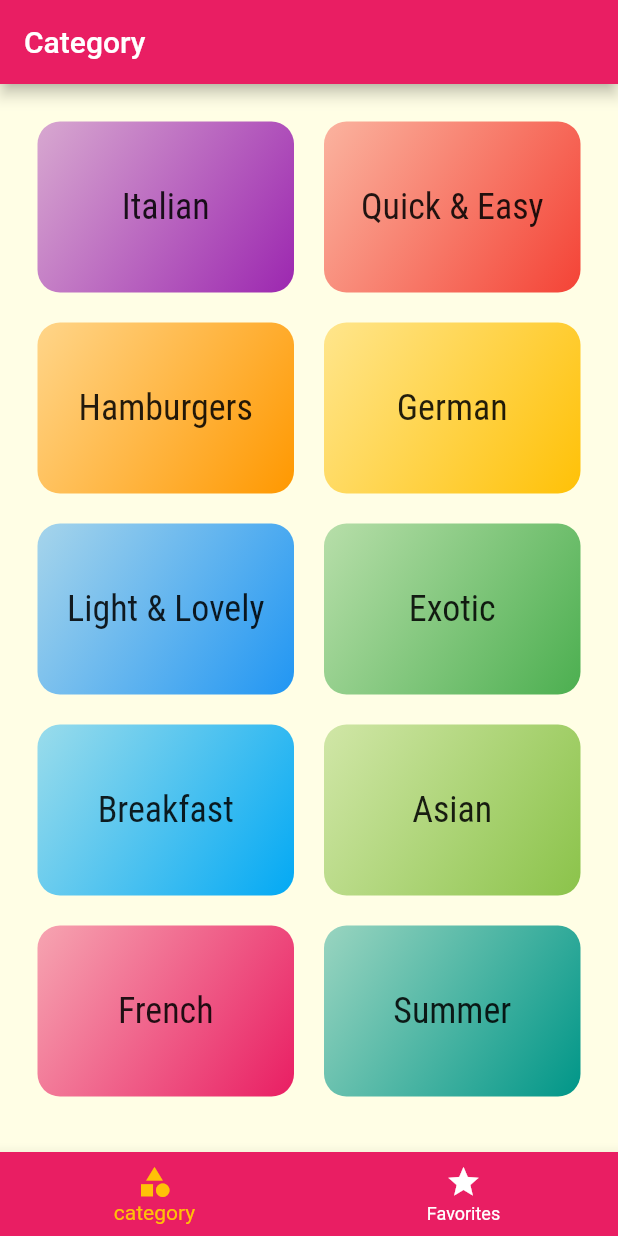
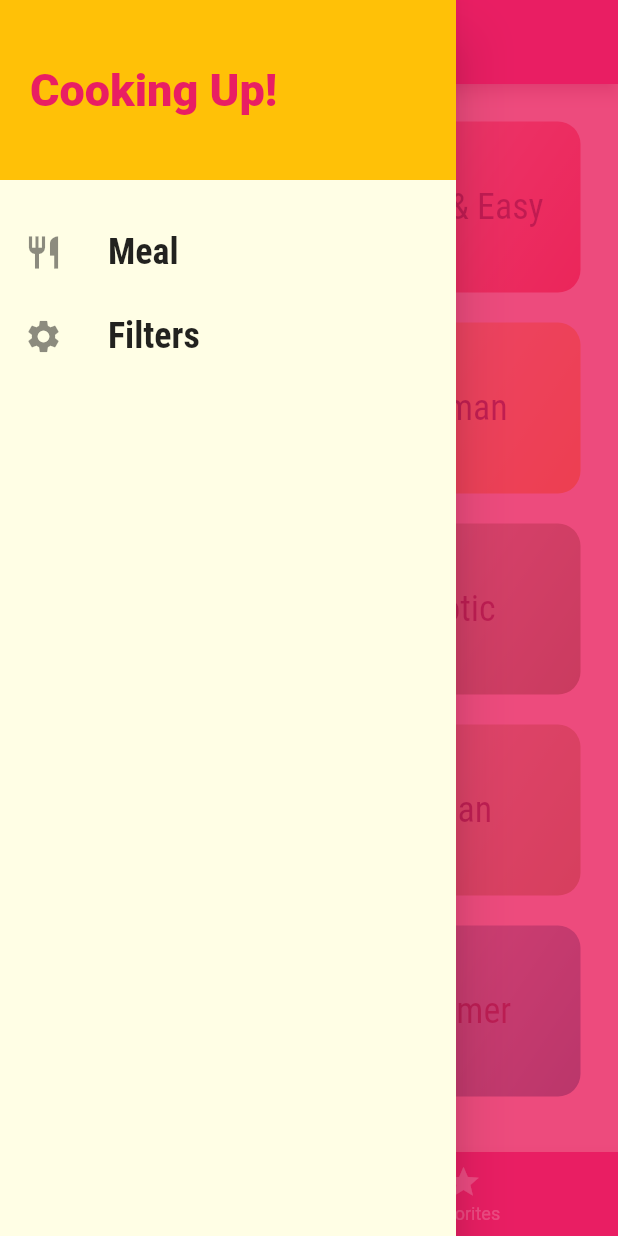
Before and after one commit to zakiabuqaoud/MealApp, a Flutter app: the screen it shows after launch, with the side drawer open (before the commit the screen has no drawer), on a phone screen of 412 x 824 dp. Run offline on Flutter 3.47's test engine with Material 2 defaults, Android fonts, the phone set to English and light mode, and no system bars.

Commit message:
make Drawer 11

```diff
--- a/lib/main.dart
+++ b/lib/main.dart
@@ -1,5 +1,6 @@
 import 'package:flutter/material.dart';
 import 'package:meal_app/screens/CategoriesScreen.dart';
+import 'package:meal_app/screens/FilterScreen.dart';
 import 'package:meal_app/screens/MealScreen.dart';
 import 'package:meal_app/screens/MealDetails.dart';
 import 'package:meal_app/screens/TabsScreen.dart';
@@ -19,6 +20,7 @@ class MyApp extends StatelessWidget {
       debugShowCheckedModeBanner:false,
       title: 'Flutter Demo',
       theme: ThemeData(
+        fontFamily: "Raleway",
         primarySwatch: Colors.pink,
         accentColor: Colors.amber,
         canvasColor: Color.fromRGBO(255, 254, 229, 1),
@@ -33,7 +35,9 @@ class MyApp extends StatelessWidget {
         "/":(context) => TabsScreen(),
         CategoriesScreen.routeName : (context) => CategoriesScreen(),
         MealScreen.routeName: (context) => MealScreen(),
-        MealDetails.routeName: (context) => MealDetails()
+        MealDetails.routeName: (context) => MealDetails(),
+        FilterScreen.routeName:(context) => FilterScreen()
+
       },
     );
   }
--- /dev/null
+++ b/lib/screens/FilterScreen.dart
@@ -0,0 +1,18 @@
+import 'package:flutter/material.dart';
+
+class FilterScreen extends StatelessWidget {
+
+  static String routeName = "/filter";
+  @override
+  Widget build(BuildContext context) {
+    return Scaffold(
+      appBar: AppBar(title: const Text("filter"),),
+      body: Center(
+        child: Text("filter", style: TextStyle(
+          fontSize: 40,
+          color: Theme.of(context).primaryColor,
+        ),),
+      ),
+    );
+  }
+}
--- a/lib/screens/TabsScreen.dart
+++ b/lib/screens/TabsScreen.dart
@@ -1,6 +1,7 @@
 import 'package:flutter/material.dart';
 import 'package:meal_app/screens/CategoriesScreen.dart';
 import 'package:meal_app/screens/FavoritesScreen.dart';
+import 'package:meal_app/widgets/MainDrawer.dart';
 
 class TabsScreen extends StatefulWidget {
 
@@ -48,6 +49,8 @@ class _TabsScreenState extends State<TabsScreen> {
             )
           ],
         ),
+        drawer: MainDrawer(),
+        drawerScrimColor: Theme.of(context).primaryColor.withOpacity(0.8),
       ),
     );
   }
--- /dev/null
+++ b/lib/widgets/MainDrawer.dart
@@ -0,0 +1,52 @@
+import 'package:flutter/material.dart';
+
+import '../screens/FilterScreen.dart';
+
+class MainDrawer extends StatelessWidget {
+  Widget createListTile(String title, IconData icon, Function tapHandler) {
+    return ListTile(
+      leading: Icon(icon, size:26),
+      title: Text(
+        title,
+        style: const TextStyle(
+          fontSize: 24,
+          fontFamily: "RobotoCondensed",
+          fontWeight: FontWeight.bold,
+        ),
+      ),
+      onTap: () {
+      tapHandler();
+      },
+    );
+  }
+
+  @override
+  Widget build(BuildContext context) {
+    return Drawer(
+      child: Column(
+        children: [
+          Container(
+            padding: const EdgeInsets.all(20.0),
+            alignment: Alignment.centerLeft,
+            width: double.infinity,
+            color: Theme.of(context).accentColor,
+            height: 120,
+            child: Text(
+              "Cooking Up!",
+              style: TextStyle(
+                fontSize: 30,
+                fontWeight: FontWeight.w900,
+                color: Theme.of(context).primaryColor,
+              ),
+            ),
+          ),
+          const SizedBox(
+            height: 20,
+          ),
+          createListTile("Meal",  Icons.restaurant,(){Navigator.of(context).pushNamed("/");}),
+          createListTile("Filters", Icons.settings,(){Navigator.of(context).pushNamed(FilterScreen.routeName);}),
+        ],
+      ),
+    );
+  }
+}
```
